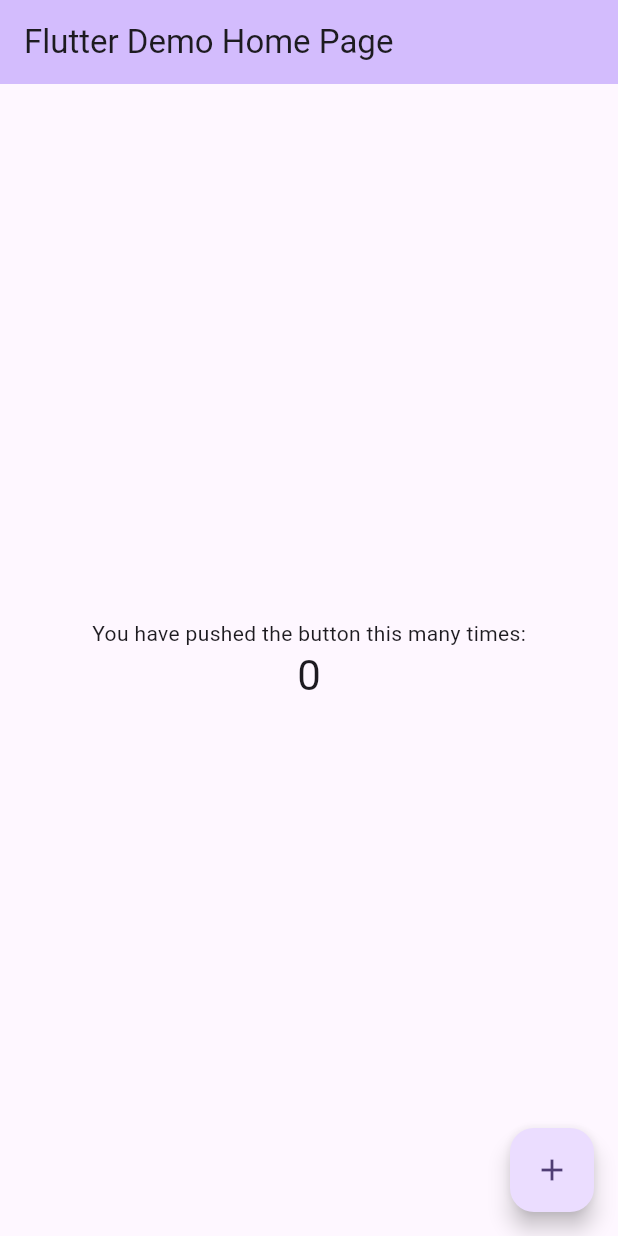
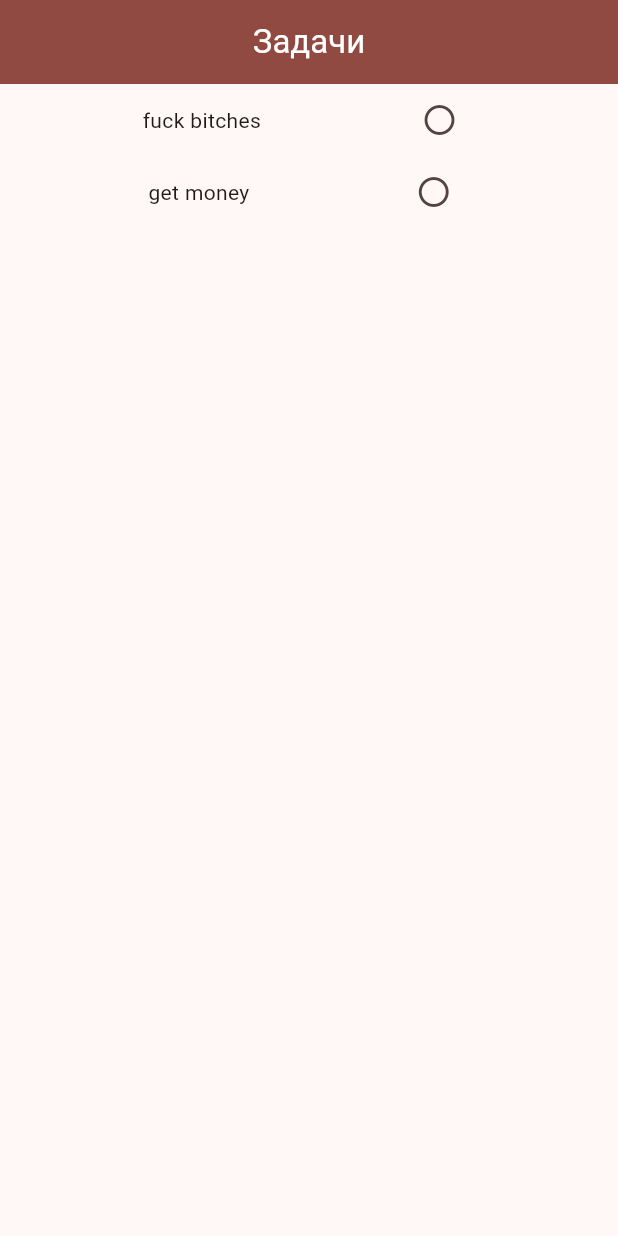
Before and after one commit to Voldezhur/notes_app, a Flutter app: the screen it shows after launch, on a phone screen of 412 x 824 dp. Run offline on Flutter 3.47's test engine with Material 3 defaults, Android fonts, the phone set to English and light mode, and no system bars.

Commit message:
Added some stuff

```diff
--- /dev/null
+++ b/notes_app/lib/components/note_card.dart
@@ -0,0 +1,29 @@
+import 'package:flutter/material.dart';
+import 'package:notes_app/globals/lists.dart';
+
+class NoteCard extends StatefulWidget {
+  const NoteCard({super.key, required this.index});
+
+  final int index;
+
+  @override
+  State<NoteCard> createState() => _NoteCardState();
+}
+
+class _NoteCardState extends State<NoteCard> {
+  @override
+  Widget build(BuildContext context) {
+    return Container(
+      child: Row(
+        mainAxisAlignment: MainAxisAlignment.spaceEvenly,
+        children: [
+          Text(notesList[widget.index].title),
+          notesList[widget.index].isFinished
+              ? IconButton(onPressed: () {}, icon: const Icon(Icons.circle))
+              : IconButton(
+                  onPressed: () {}, icon: const Icon(Icons.circle_outlined))
+        ],
+      ),
+    );
+  }
+}
--- /dev/null
+++ b/notes_app/lib/globals/lists.dart
@@ -0,0 +1,6 @@
+import 'package:notes_app/models/note.dart';
+
+List<Note> notesList = <Note>[
+  Note('fuck bitches', 'yes'),
+  Note('get money', 'yes'),
+];
--- a/notes_app/lib/main.dart
+++ b/notes_app/lib/main.dart
@@ -1,4 +1,5 @@
 import 'package:flutter/material.dart';
+import 'package:notes_app/pages/home_page.dart';
 
 void main() {
   runApp(const MyApp());
@@ -11,115 +12,13 @@ class MyApp extends StatelessWidget {
   @override
   Widget build(BuildContext context) {
     return MaterialApp(
-      title: 'Flutter Demo',
+      title: 'Notes App',
+      debugShowCheckedModeBanner: false,
       theme: ThemeData(
-        // This is the theme of your application.
-        //
-        // TRY THIS: Try running your application with "flutter run". You'll see
-        // the application has a purple toolbar. Then, without quitting the app,
-        // try changing the seedColor in the colorScheme below to Colors.green
-        // and then invoke "hot reload" (save your changes or press the "hot
-        // reload" button in a Flutter-supported IDE, or press "r" if you used
-        // the command line to start the app).
-        //
-        // Notice that the counter didn't reset back to zero; the application
-        // state is not lost during the reload. To reset the state, use hot
-        // restart instead.
-        //
-        // This works for code too, not just values: Most code changes can be
-        // tested with just a hot reload.
-        colorScheme: ColorScheme.fromSeed(seedColor: Colors.deepPurple),
+        colorScheme: ColorScheme.fromSeed(seedColor: Colors.red),
         useMaterial3: true,
       ),
-      home: const MyHomePage(title: 'Flutter Demo Home Page'),
+      home: const HomePage(),
     );
   }
 }
-
-class MyHomePage extends StatefulWidget {
-  const MyHomePage({super.key, required this.title});
-
-  // This widget is the home page of your application. It is stateful, meaning
-  // that it has a State object (defined below) that contains fields that affect
-  // how it looks.
-
-  // This class is the configuration for the state. It holds the values (in this
-  // case the title) provided by the parent (in this case the App widget) and
-  // used by the build method of the State. Fields in a Widget subclass are
-  // always marked "final".
-
-  final String title;
-
-  @override
-  State<MyHomePage> createState() => _MyHomePageState();
-}
-
-class _MyHomePageState extends State<MyHomePage> {
-  int _counter = 0;
-
-  void _incrementCounter() {
-    setState(() {
-      // This call to setState tells the Flutter framework that something has
-      // changed in this State, which causes it to rerun the build method below
-      // so that the display can reflect the updated values. If we changed
-      // _counter without calling setState(), then the build method would not be
-      // called again, and so nothing would appear to happen.
-      _counter++;
-    });
-  }
-
-  @override
-  Widget build(BuildContext context) {
-    // This method is rerun every time setState is called, for instance as done
-    // by the _incrementCounter method above.
-    //
-    // The Flutter framework has been optimized to make rerunning build methods
-    // fast, so that you can just rebuild anything that needs updating rather
-    // than having to individually change instances of widgets.
-    return Scaffold(
-      appBar: AppBar(
-        // TRY THIS: Try changing the color here to a specific color (to
-        // Colors.amber, perhaps?) and trigger a hot reload to see the AppBar
-        // change color while the other colors stay the same.
-        backgroundColor: Theme.of(context).colorScheme.inversePrimary,
-        // Here we take the value from the MyHomePage object that was created by
-        // the App.build method, and use it to set our appbar title.
-        title: Text(widget.title),
-      ),
-      body: Center(
-        // Center is a layout widget. It takes a single child and positions it
-        // in the middle of the parent.
-        child: Column(
-          // Column is also a layout widget. It takes a list of children and
-          // arranges them vertically. By default, it sizes itself to fit its
-          // children horizontally, and tries to be as tall as its parent.
-          //
-          // Column has various properties to control how it sizes itself and
-          // how it positions its children. Here we use mainAxisAlignment to
-          // center the children vertically; the main axis here is the vertical
-          // axis because Columns are vertical (the cross axis would be
-          // horizontal).
-          //
-          // TRY THIS: Invoke "debug painting" (choose the "Toggle Debug Paint"
-          // action in the IDE, or press "p" in the console), to see the
-          // wireframe for each widget.
-          mainAxisAlignment: MainAxisAlignment.center,
-          children: <Widget>[
-            const Text(
-              'You have pushed the button this many times:',
-            ),
-            Text(
-              '$_counter',
-              style: Theme.of(context).textTheme.headlineMedium,
-            ),
-          ],
-        ),
-      ),
-      floatingActionButton: FloatingActionButton(
-        onPressed: _incrementCounter,
-        tooltip: 'Increment',
-        child: const Icon(Icons.add),
-      ), // This trailing comma makes auto-formatting nicer for build methods.
-    );
-  }
-}
--- /dev/null
+++ b/notes_app/lib/models/note.dart
@@ -0,0 +1,9 @@
+class Note {
+  String title;
+  String description;
+  bool isFinished;
+  bool isFavourite;
+
+  Note(this.title, this.description,
+      {this.isFinished = false, this.isFavourite = false});
+}
--- /dev/null
+++ b/notes_app/lib/pages/home_page.dart
@@ -0,0 +1,36 @@
+import 'package:flutter/material.dart';
+import 'package:notes_app/components/note_card.dart';
+import 'package:notes_app/globals/lists.dart';
+
+class HomePage extends StatefulWidget {
+  const HomePage({super.key});
+
+  @override
+  State<HomePage> createState() => _HomePageState();
+}
+
+class _HomePageState extends State<HomePage> {
+  @override
+  Widget build(BuildContext context) {
+    return Scaffold(
+      appBar: AppBar(
+        centerTitle: true,
+        title: const Text(
+          'Задачи',
+          style: TextStyle(
+            color: Colors.white,
+          ),
+        ),
+        backgroundColor: Theme.of(context).primaryColor,
+      ),
+      body: Center(
+        child: ListView.builder(
+          itemCount: notesList.length,
+          itemBuilder: (BuildContext context, int index) {
+            return NoteCard(index: index);
+          },
+        ),
+      ),
+    );
+  }
+}
```
